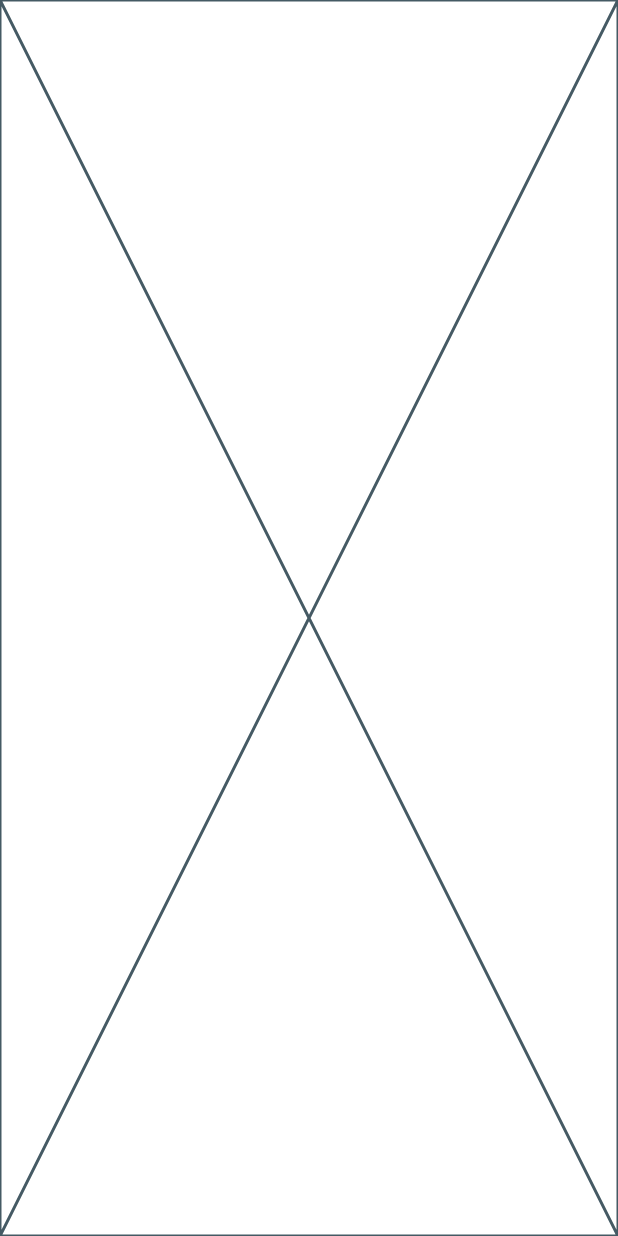
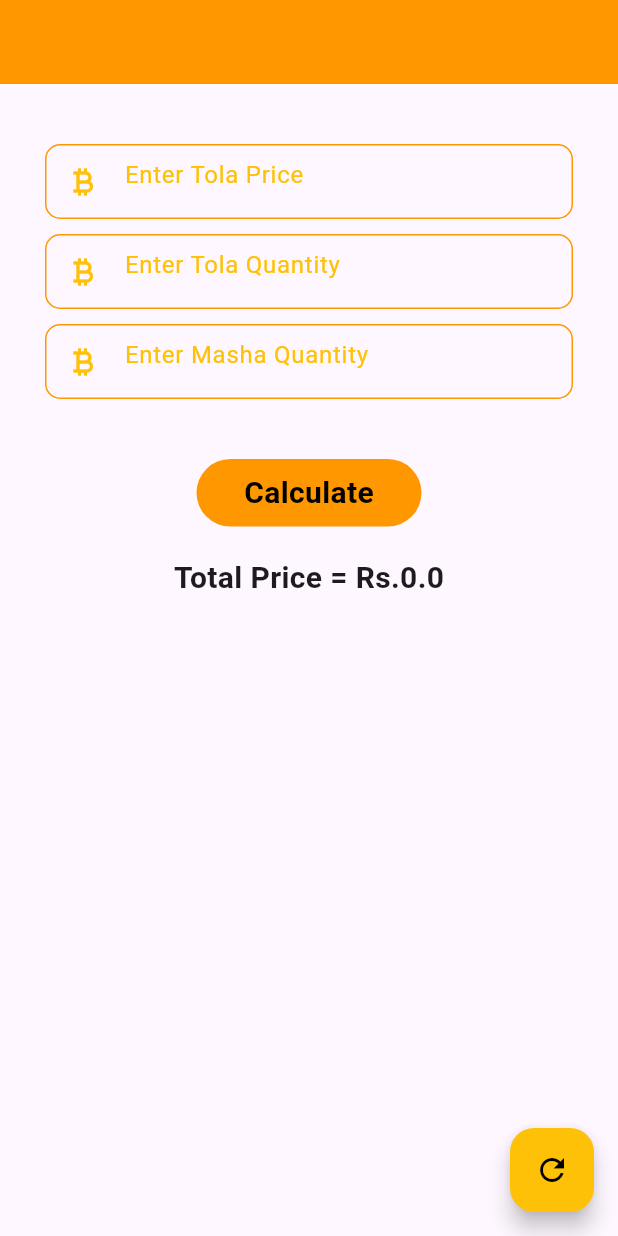
Before and after one commit to Daniyal842/Project-3, a Flutter app: the screen it shows after launch, on a phone screen of 412 x 824 dp. Run offline on Flutter 3.47's test engine with Material 3 defaults, Android fonts, the phone set to English and light mode, and no system bars.

Commit message:
gold app

```diff
--- a/lib/loginscreen.dart
+++ b/lib/loginscreen.dart
@@ -8,8 +8,122 @@ class Loginscreen extends StatefulWidget {
 }
 
 class _LoginscreenState extends State<Loginscreen> {
+  double totalprice=0;
+  TextEditingController tolaPriceController = TextEditingController();
+  TextEditingController tolaQuantityController = TextEditingController();
+  TextEditingController mashaQuantityController=TextEditingController();
   @override
   Widget build(BuildContext context) {
-    return const Placeholder();
+    return Scaffold(
+      floatingActionButton: FloatingActionButton(
+        backgroundColor: Colors.amber,
+        child: Icon(Icons.refresh,color: Colors.black,),
+        onPressed: (){
+          totalprice=0;
+          tolaPriceController.clear();
+          tolaQuantityController.clear();
+          mashaQuantityController.clear();
+          setState(() {
+
+          });
+        },
+      ),
+      appBar: AppBar(
+        backgroundColor: Colors.orange,
+      ),
+      body: Column(
+        children: [
+          SizedBox(
+            height: 30,
+          ),
+          Container(
+            margin: EdgeInsets.symmetric(horizontal: 30, vertical: 10),
+            decoration: BoxDecoration(
+              borderRadius: BorderRadius.circular(10),
+              border: Border.all(color: Colors.orange),
+            ),
+            child: TextFormField(
+              controller: tolaPriceController,
+              decoration: InputDecoration(
+                border: InputBorder.none,
+                  prefixIcon: Icon(
+                    Icons.currency_bitcoin,
+                    color: Colors.amber,
+                  ),
+                  hintText: 'Enter Tola Price',
+                  hintStyle: TextStyle(color: Colors.amber)),
+            ),
+          ),
+          Container(
+            margin: EdgeInsets.symmetric(horizontal: 30),
+            decoration: BoxDecoration(
+              borderRadius: BorderRadius.circular(10),
+              border: Border.all(color: Colors.orange),
+            ),
+            child: TextFormField(
+              controller: tolaQuantityController,
+              decoration: InputDecoration(
+                border: InputBorder.none,
+                  prefixIcon: Icon(
+                    Icons.currency_bitcoin,
+                    color: Colors.amber,
+                  ),
+                  hintText: 'Enter Tola Quantity',
+                  hintStyle: TextStyle(color: Colors.amber)),
+            ),
+          ),
+          Container(
+            margin: EdgeInsets.symmetric(horizontal: 30,vertical: 10),
+            decoration: BoxDecoration(
+              borderRadius: BorderRadius.circular(10),
+              border: Border.all(color: Colors.orange),
+            ),
+            child: TextFormField(
+              controller: mashaQuantityController,
+              decoration: InputDecoration(
+                  border: InputBorder.none,
+                  prefixIcon: Icon(
+                    Icons.currency_bitcoin,
+                    color: Colors.amber,
+                  ),
+                  hintText: 'Enter Masha Quantity',
+                  hintStyle: TextStyle(color: Colors.amber)),
+            ),
+          ),
+          SizedBox(
+            height: 30,
+          ),
+          InkWell(
+            onTap: (){
+              double tolaprice,tolaquantity,mashaquantity,mashaprice,totalmashaprice;
+              tolaprice=double.parse(tolaPriceController.text);
+              tolaquantity=double.parse(tolaQuantityController.text);
+              mashaquantity=double.parse(mashaQuantityController.text);
+              mashaprice=tolaprice/12;
+              totalmashaprice=mashaprice*mashaquantity;
+              totalprice=(tolaprice*tolaquantity)+totalmashaprice;
+              setState(() {
+
+              });
+            },
+            child: Container(
+              height: 45,
+              width: 150,
+              decoration: BoxDecoration(
+                borderRadius: BorderRadius.circular(30),
+                color: Colors.orange,
+              ),
+              child: Center(
+                  child: Text(
+                "Calculate",
+                style: TextStyle(color: Colors.black,fontWeight: FontWeight.bold,fontSize: 20),
+              )),
+            ),
+          ),
+          SizedBox(height: 20,),
+          Text("Total Price = Rs.$totalprice",style: TextStyle(fontSize: 20,fontWeight: FontWeight.bold),)
+        ],
+      ),
+    );
   }
 }
--- a/lib/main.dart
+++ b/lib/main.dart
@@ -1,4 +1,5 @@
 import 'package:flutter/material.dart';
+import 'package:project3/loginscreen.dart';
 import 'package:project3/splashscreen.dart';
 
 void main()
@@ -13,7 +14,22 @@ class MyApp extends StatelessWidget {
   Widget build(BuildContext context) {
     return MaterialApp(
       debugShowCheckedModeBanner: false,
-      home: Splashscreen(),
+      home: Loginscreen()
+      // Scaffold(
+      //   body:Center(child:Container(
+      //     height:100,
+      //     width:100,
+      //     decoration: BoxDecoration(
+      //       color:Colors.red,
+      //       borderRadius: BorderRadius.only(
+      //         topRight: Radius.circular(50),
+      //         bottomLeft: Radius.circular(50),
+      //         topLeft: Radius.circular(50)
+      //       ),
+      //       border: Border.all()
+      //     )
+      //   ))
+      // )
     );
   }
 }
--- a/lib/splashscreen.dart
+++ b/lib/splashscreen.dart
@@ -21,7 +21,7 @@ class _SplashscreenState extends State<Splashscreen> {
   Widget build(BuildContext context) {
     return Scaffold(
       body: Center(
-        child: Image.asset('assets/atm3.png',height: 400,),
+        child: Image.asset('assets/gold.png',height: 350,),
       ),
     );
   }
```
Also changed, not shown: assets/gold.png (added).
